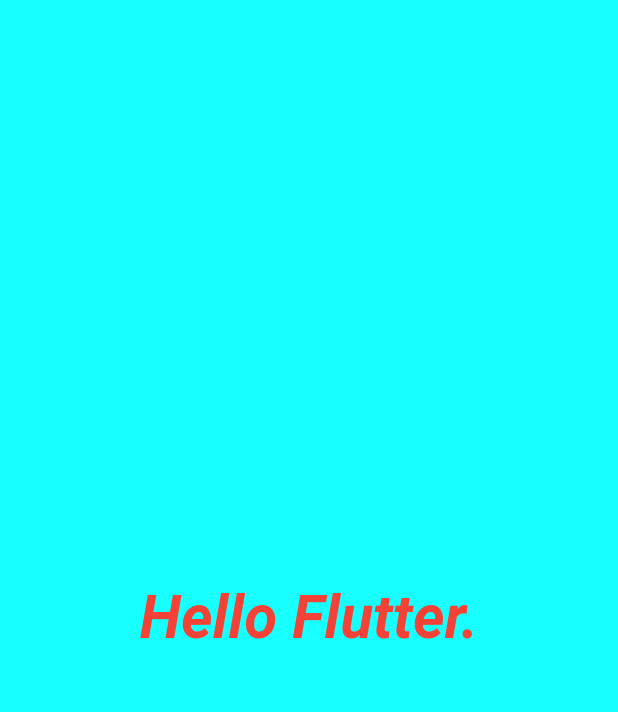
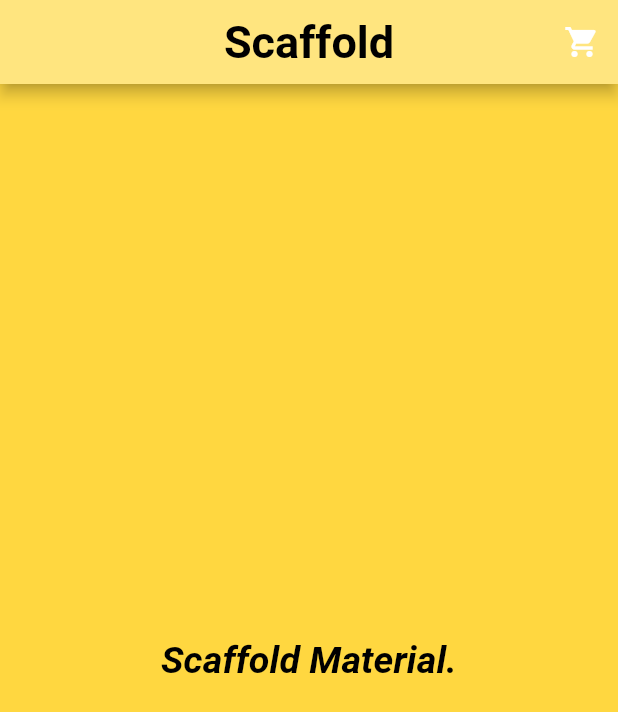
Before and after one commit to hasnainrabby/first_flutter_app, a Flutter app: the screen it shows after launch, on a phone screen of 412 x 824 dp. Shown: the top 712 px of the screen. Run offline on Flutter 3.47's test engine with Material 2 defaults, Android fonts, the phone set to English and light mode, and no system bars.

Commit message:
Scaffold Widget & Property

```diff
--- a/lib/main.dart
+++ b/lib/main.dart
@@ -2,4 +2,7 @@ import 'package:flutter/material.dart';
 
 import 'ui/home.dart';
 
-void main() => runApp(const Home());
+//void main() => runApp(const Home());
+void main() => runApp( const MaterialApp(
+  home: ScaffoldExample(),
+));
--- a/lib/ui/home.dart
+++ b/lib/ui/home.dart
@@ -1,4 +1,37 @@
 import 'package:flutter/material.dart';
+
+class ScaffoldExample extends StatelessWidget {
+  const ScaffoldExample({Key? key}) : super(key: key);
+
+  @override
+  Widget build(BuildContext context) {
+    return Scaffold(
+      appBar: AppBar(
+        title: const Text("Scaffold"),
+        titleTextStyle: const TextStyle(
+            color: Colors.black, fontSize: 30, fontWeight: FontWeight.bold),
+        backgroundColor: Colors.amberAccent.shade100,
+        centerTitle: true,
+        actions: [
+          IconButton(
+              onPressed: () => debugPrint("Button pressed."),
+              icon: const Icon(Icons.shopping_cart))
+        ],
+      ),
+      body: const Center(
+          child: Text(
+        "Scaffold Material.",
+        textDirection: TextDirection.ltr,
+        style: TextStyle(
+            fontSize: 25,
+            fontWeight: FontWeight.bold,
+            fontStyle: FontStyle.italic,
+            color: Colors.black),
+      )),
+      backgroundColor: Colors.amberAccent,
+    );
+  }
+}
 
 class Home extends StatelessWidget //StatelessWidget is a build in class
 {
@@ -12,7 +45,8 @@ class Home extends StatelessWidget //StatelessWidget is a build in class
             child: Text(
           "Hello Flutter.",
           textDirection: TextDirection.ltr,
-              style: TextStyle(fontSize: 40,
+          style: TextStyle(
+              fontSize: 40,
               fontStyle: FontStyle.italic,
               fontWeight: FontWeight.bold,
               color: Colors.red),
```
Lines whose indentation alone changed are shown as unchanged.
